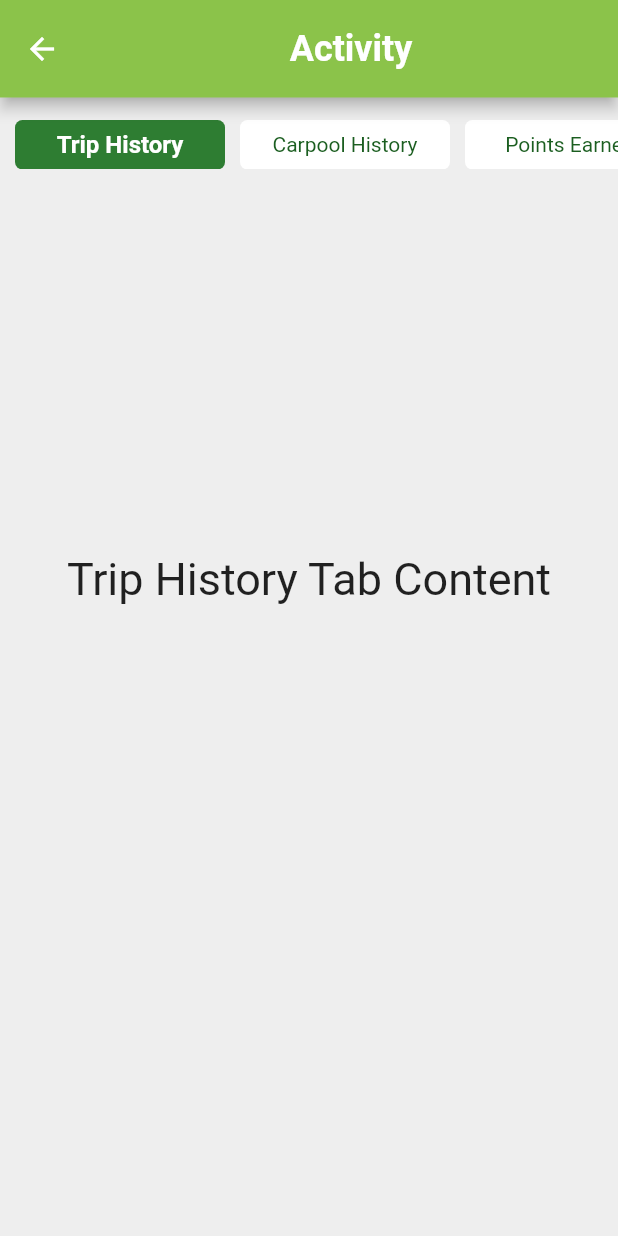
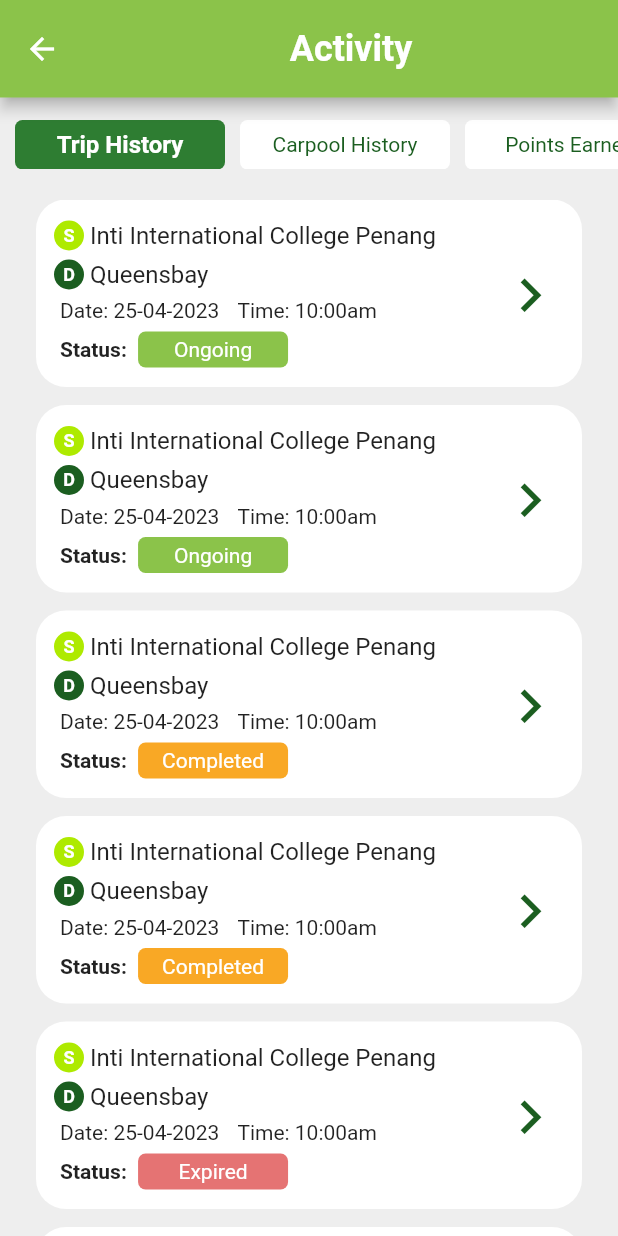
Before and after one commit to Endairion/6002CEM_Group13, a Flutter app: the ActivityPage screen opened directly, on a phone screen of 412 x 824 dp. Run offline on Flutter 3.47's test engine with Material 2 defaults, Android fonts, the phone set to English and light mode, and no system bars; our stand-ins replace firebase_core, flutter_native_splash, get; accounts and stored records are empty; network calls fail; statements that could not run were skipped.

Commit message:
Modify trip card view and add trip history list view

```diff
--- a/lib/ActivityPage.dart
+++ b/lib/ActivityPage.dart
@@ -1,4 +1,7 @@
 import 'package:flutter/material.dart';
+import 'package:mobile_app_development_cw2/Trip.dart';
+import 'package:mobile_app_development_cw2/TripCard.dart';
+import 'package:mobile_app_development_cw2/TripHistoryCard.dart';
 
 void main() {
   runApp(const ActivityPage());
@@ -18,36 +21,75 @@ class _ActivityPageState extends State<ActivityPage> {
     "Points Earned",
   ];
   int current = 0;
+  // List<Trip> _availableTrips = [];
+  List<Trip> _availableTrips = [
+    Trip(
+      id: "abc012",
+      startLocation: "Inti International College Penang",
+      destination: "Queensbay",
+      date: "25-04-2023",
+      time: "10:00am",
+      status: "Ongoing",
+      seats: 3,
+    ),
+    Trip(
+      id: "qwe012",
+      startLocation: "Inti International College Penang",
+      destination: "Queensbay",
+      date: "25-04-2023",
+      time: "10:00am",
+      status: "Ongoing",
+      seats: 3,
+    ),
+    Trip(
+      id: "zxc012",
+      startLocation: "Inti International College Penang",
+      destination: "Queensbay",
+      date: "25-04-2023",
+      time: "10:00am",
+      status: "Completed",
+      seats: 3,
+    ),
+    Trip(
+      id: "rty012",
+      startLocation: "Inti International College Penang",
+      destination: "Queensbay",
+      date: "25-04-2023",
+      time: "10:00am",
+      status: "Completed",
+      seats: 3,
+    ),
+    Trip(
+      id: "dfg012",
+      startLocation: "Inti International College Penang",
+      destination: "Queensbay",
+      date: "25-04-2023",
+      time: "10:00am",
+      status: "Expired",
+      seats: 3,
+    ),
+    Trip(
+      id: "vbn012",
+      startLocation: "Inti International College Penang",
+      destination: "Queensbay",
+      date: "25-04-2023",
+      time: "10:00am",
+      status: "Expired",
+      seats: 3,
+    ),
+  ];
 
-  // double changePositionedOfLine() {
-  //   switch (current) {
-  //     case 0:
-  //       return 0;
-  //     case 1:
-  //       return 78;
-  //     case 2:
-  //       return 192;
-  //     case 3:
-  //       return 263;
-  //     default:
-  //       return 0;
-  //   }
-  // }
-  //
-  // double changeContainerWidth() {
-  //   switch (current) {
-  //     case 0:
-  //       return 50;
-  //     case 1:
-  //       return 80;
-  //     case 2:
-  //       return 50;
-  //     case 3:
-  //       return 50;
-  //     default:
-  //       return 0;
-  //   }
-  // }
+  double _singleListViewHeight = 135;
+  double _listViewHeight = 400;
+
+  @override
+  void initState() {
+    super.initState();
+
+    if (_availableTrips.length * _singleListViewHeight > 400) {
+      _listViewHeight = _availableTrips.length * _singleListViewHeight;
+    }
+  }
 
   @override
   Widget build(BuildContext context) {
@@ -69,14 +111,15 @@ class _ActivityPageState extends State<ActivityPage> {
       ),
       body: Container(
         width: size.width,
-        height: size.height,
+        height: double.infinity,
         color: Colors.grey[200],
+        child: SingleChildScrollView(
           child: Column(
             children: [
               Container(
                 margin: const EdgeInsets.only(top: 15),
                 width: size.width,
-              height: size.height * 0.05,
+                height: 45,
                 child: Stack(
                   children: [
                     Positioned(
@@ -127,38 +170,38 @@ class _ActivityPageState extends State<ActivityPage> {
                             }),
                       ),
                     ),
-                  // AnimatedPositioned(
-                  //   curve: Curves.fastLinearToSlowEaseIn,
-                  //   bottom: 0,
-                  //   left: changePositionedOfLine(),
-                  //   duration: const Duration(milliseconds: 500),
-                  //   child: AnimatedContainer(
-                  //     margin: const EdgeInsets.only(left: 10),
-                  //     width: changeContainerWidth(),
-                  //     height: size.height * 0.008,
-                  //     decoration: BoxDecoration(
-                  //       color: Colors.deepPurpleAccent,
-                  //       borderRadius: BorderRadius.circular(5),
-                  //     ),
-                  //     duration: const Duration(milliseconds: 1000),
-                  //     curve: Curves.fastLinearToSlowEaseIn,
-                  //   ),
-                  // )
                   ],
                 ),
               ),
               Padding(
-              padding: EdgeInsets.only(top: size.height * 0.3),
+                padding: const EdgeInsets.fromLTRB(24,8,24,24),
+                child: SizedBox(
+                  height: _listViewHeight,
+                  child: _availableTrips.length > 0
+                      ? ListView.builder(
+                    shrinkWrap: true,
+                    physics: NeverScrollableScrollPhysics(),
+                    itemCount: _availableTrips.length,
+                    itemBuilder: (BuildContext context, int index) {
+                      return TripHistoryCard(_availableTrips,index);
+                    },
+                  )
+                      : const Center(
                     child: Text(
-                "${tabs[current]} Tab Content",
+                      'There are no trips history available.',
                       style: TextStyle(
-                  fontSize: 30,
+                        fontStyle: FontStyle.italic,
+                        color: Colors.red,
+                        fontSize: 16,
+                      ),
+                    ),
                   ),
                 ),
               )
             ],
           ),
         ),
+      ),
     );
   }
 }
--- a/lib/SearchAvailableTrips.dart
+++ b/lib/SearchAvailableTrips.dart
@@ -15,18 +15,56 @@ class _SearchAvailableTripsState extends State<SearchAvailableTrips> {
   double _listViewHeight = 100;
 
   List<Trip> _availableTrips = [
-    Trip("Inti International College Penang", "Queensbay", "25-04-2023",
-        "10:00am", 'Ongoing', 3),
-    Trip("Inti International College Penang", "Queensbay", "25-04-2023",
-        "10:00am", 'Ongoing', 3),
-    Trip("Inti International College Penang", "Queensbay", "25-04-2023",
-        "10:00am", 'Completed', 3),
-    Trip("Inti International College Penang", "Queensbay", "25-04-2023",
-        "10:00am", 'Completed', 3),
-    Trip("Inti International College Penang", "Queensbay", "25-04-2023",
-        "10:00am", 'Expired', 3),
-    Trip("Inti International College Penang", "Queensbay", "25-04-2023",
-        "10:00am", 'Expired', 3),
+    Trip(
+      id: "abc012",
+      startLocation: "Inti International College Penang",
+      destination: "Queensbay",
+      date: "25-04-2023",
+      time: "10:00am",
+      status: "Ongoing",
+      seats: 3,
+    ),Trip(
+      id: "qwe012",
+      startLocation: "Inti International College Penang",
+      destination: "Queensbay",
+      date: "25-04-2023",
+      time: "10:00am",
+      status: "Ongoing",
+      seats: 3,
+    ),
+    Trip(
+      id: "zxc012",
+      startLocation: "Inti International College Penang",
+      destination: "Queensbay",
+      date: "25-04-2023",
+      time: "10:00am",
+      status: "Completed",
+      seats: 3,
+    ),Trip(
+      id: "rty012",
+      startLocation: "Inti International College Penang",
+      destination: "Queensbay",
+      date: "25-04-2023",
+      time: "10:00am",
+      status: "Completed",
+      seats: 3,
+    ),Trip(
+      id: "dfg012",
+      startLocation: "Inti International College Penang",
+      destination: "Queensbay",
+      date: "25-04-2023",
+      time: "10:00am",
+      status: "Expired",
+      seats: 3,
+    ),Trip(
+      id: "vbn012",
+      startLocation: "Inti International College Penang",
+      destination: "Queensbay",
+      date: "25-04-2023",
+      time: "10:00am",
+      status: "Expired",
+      seats: 3,
+    ),
   ];
 
   @override
--- a/lib/Trip.dart
+++ b/lib/Trip.dart
@@ -1,10 +1,18 @@
 class Trip {
-  String startLocation;
-  String destination;
-  String date;
-  String time;
-  String status;
-  int seats;
+  final String id;
+  final String startLocation;
+  final String destination;
+  final String date;
+  final String time;
+  final String status;
+  final int seats;
 
-  Trip(this.startLocation, this.destination, this.date, this.time, this.status, this.seats);
+  Trip(
+      {required this.id,
+      required this.startLocation,
+      required this.destination,
+      required this.date,
+      required this.time,
+      required this.status,
+      required this.seats});
 }
--- /dev/null
+++ b/lib/TripHistoryCard.dart
@@ -0,0 +1,199 @@
+import 'package:flutter/material.dart';
+import 'package:mobile_app_development_cw2/Trip.dart';
+
+Widget TripHistoryCard(List<Trip> trip, int index) {
+  String startLocation;
+  String destination;
+
+  if (trip[index].startLocation.length > 35) {
+    startLocation = trip[index].startLocation.substring(0, 35);
+  } else {
+    startLocation = trip[index].startLocation;
+  }
+
+  if (trip[index].destination.length > 35) {
+    destination = trip[index].destination.substring(0, 35);
+  } else {
+    destination = trip[index].destination;
+  }
+
+  statusColor(String status) {
+    switch (status) {
+      case 'Ongoing':
+        return Colors.lightGreen;
+      case 'Completed':
+        return Colors.yellow[800];
+      case 'Expired':
+        return Colors.red[300];
+    }
+  }
+
+  return Padding(
+    padding: const EdgeInsets.only(bottom: 12),
+    child: GestureDetector(
+      onTap: () {
+        print("Container $index clicked");
+      },
+      child: Container(
+        height: 125,
+        decoration: BoxDecoration(
+            color: Colors.white,
+            borderRadius: BorderRadius.all(Radius.circular(20))),
+        child: Padding(
+          padding: const EdgeInsets.fromLTRB(12, 14, 12, 12),
+          child: Row(
+            mainAxisAlignment: MainAxisAlignment.spaceBetween,
+            children: [
+              Column(
+                crossAxisAlignment: CrossAxisAlignment.start,
+                children: [
+                  Row(
+                    children: [
+                      Padding(
+                        padding: const EdgeInsets.only(right: 4),
+                        child: Container(
+                          width: 20,
+                          height: 20,
+                          decoration: BoxDecoration(
+                            borderRadius: new BorderRadius.circular(30.0),
+                            color: Colors.limeAccent[700],
+                          ),
+                          child: Column(
+                            crossAxisAlignment: CrossAxisAlignment.center,
+                            mainAxisAlignment: MainAxisAlignment.center,
+                            children: [
+                              Text(
+                                'S',
+                                style: TextStyle(
+                                  fontSize: 12,
+                                  fontWeight: FontWeight.bold,
+                                  color: Colors.white,
+                                ),
+                              ),
+                            ],
+                          ),
+                        ),
+                      ),
+                      Text(
+                        startLocation,
+                        style: TextStyle(
+                          fontSize: 16,
+                          color: Colors.black87,
+                        ),
+                      ),
+                    ],
+                  ),
+                  SizedBox(
+                    height: 6,
+                  ),
+                  Row(
+                    children: [
+                      Padding(
+                        padding: const EdgeInsets.only(right: 4),
+                        child: Container(
+                          width: 20,
+                          height: 20,
+                          decoration: BoxDecoration(
+                            borderRadius: new BorderRadius.circular(30.0),
+                            color: Colors.green[900],
+                          ),
+                          child: Column(
+                            crossAxisAlignment: CrossAxisAlignment.center,
+                            mainAxisAlignment: MainAxisAlignment.center,
+                            children: [
+                              Text(
+                                'D',
+                                style: TextStyle(
+                                  fontSize: 12,
+                                  fontWeight: FontWeight.bold,
+                                  color: Colors.white,
+                                ),
+                              ),
+                            ],
+                          ),
+                        ),
+                      ),
+                      Text(
+                        destination,
+                        style: TextStyle(
+                          fontSize: 16,
+                          color: Colors.black87,
+                        ),
+                      ),
+                    ],
+                  ),
+                  SizedBox(
+                    height: 6,
+                  ),
+                  Row(
+                    children: [
+                      SizedBox(
+                        width: 4,
+                      ),
+                      Text(
+                        'Date: ' + trip[index].date,
+                        style: TextStyle(
+                          fontSize: 14,
+                          color: Colors.black87,
+                        ),
+                      ),
+                      SizedBox(
+                        width: 12,
+                      ),
+                      Text(
+                        'Time: ' + trip[index].time,
+                        style: TextStyle(
+                          fontSize: 14,
+                          color: Colors.black87,
+                        ),
+                      ),
+                    ],
+                  ),
+                  SizedBox(
+                    height: 6,
+                  ),
+                  Row(
+                    children: [
+                      SizedBox(
+                        width: 4,
+                      ),
+                      Text(
+                        'Status: ',
+                        style: TextStyle(
+                          fontSize: 14,
+                          fontWeight: FontWeight.bold,
+                        ),
+                      ),
+                      SizedBox(
+                        width: 4,
+                      ),
+                      Container(
+                        width: 100,
+                        height: 24,
+                        decoration: BoxDecoration(
+                            color: statusColor(trip[index].status),
+                            borderRadius: BorderRadius.all(Radius.circular(5))),
+                        child: Center(
+                            child: Text(
+                          trip[index].status,
+                          style: TextStyle(
+                            color: Colors.white,
+                          ),
+                        )),
+                      ),
+                    ],
+                  ),
+                ],
+              ),
+              Icon(
+                Icons.navigate_next,
+                size: 45,
+                color: Colors.green[900],
+              ),
+            ],
+          ),
+        ),
+      ),
+    ),
+  );
+}
```
Lines whose indentation alone changed are shown as unchanged.
